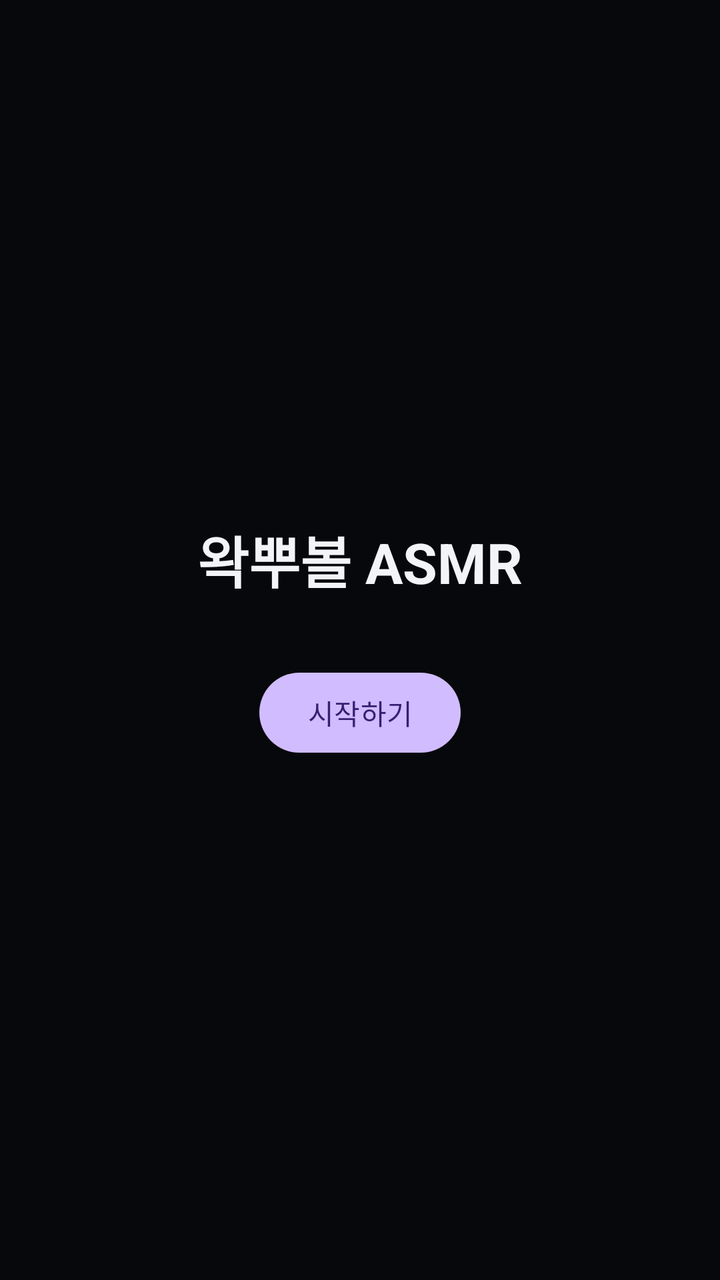
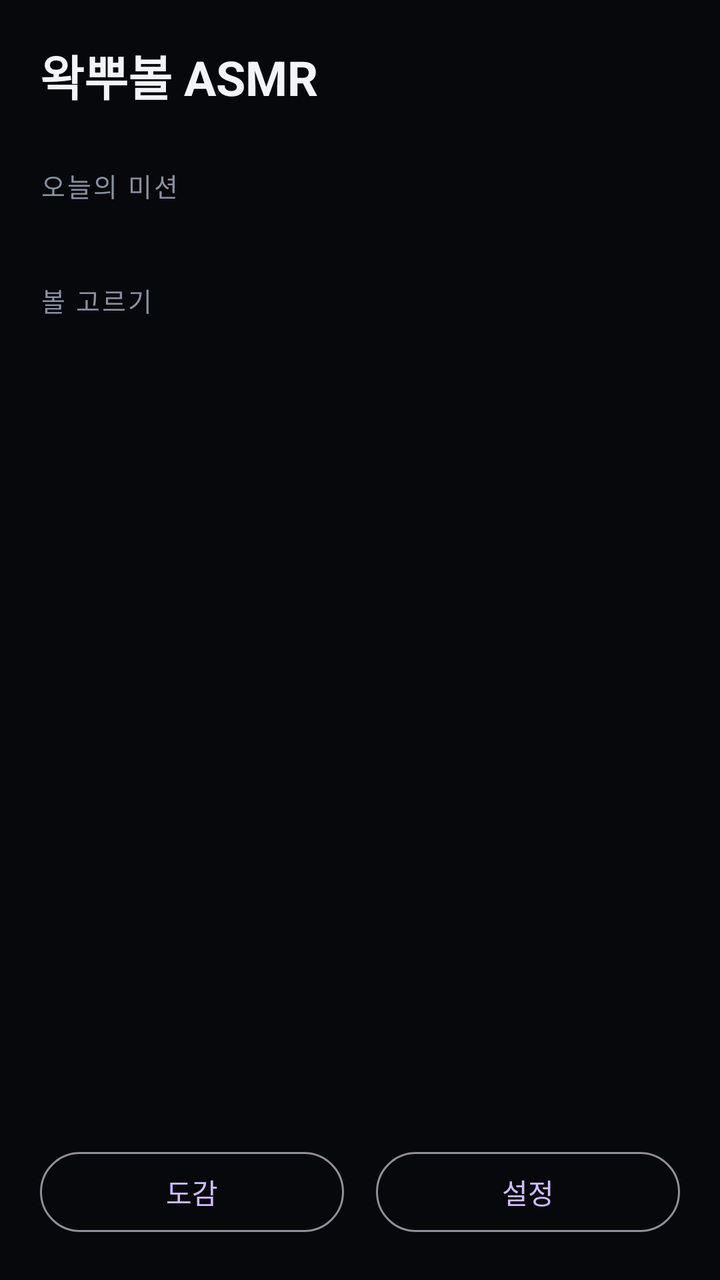

Compare the two renders of this Android layout. The source of the first and the diff that turns it into the second are given below.
<!-- AndroidManifest.xml: application theme Theme.WaxBall -->
<!-- res/layout/activity_home.xml -->
<?xml version="1.0" encoding="utf-8"?>
<LinearLayout xmlns:android="http://schemas.android.com/apk/res/android"
    android:layout_width="match_parent"
    android:layout_height="match_parent"
    android:background="@color/surface"
    android:gravity="center"
    android:orientation="vertical"
    android:padding="24dp">

    <TextView
        android:layout_width="wrap_content"
        android:layout_height="wrap_content"
        android:text="@string/app_name"
        android:textColor="@color/text_primary"
        android:textSize="28sp"
        android:textStyle="bold" />

    <Button
        android:id="@+id/playButton"
        android:layout_width="wrap_content"
        android:layout_height="wrap_content"
        android:layout_marginTop="32dp"
        android:text="@string/play" />
</LinearLayout>
<!-- resources referenced by this layout -->
<resources>
  <color name="surface">#07080B</color>
  <color name="text_primary">#F2F4F8</color>
  <string name="app_name">왁뿌볼 ASMR</string>
  <string name="play">시작하기</string>
  <style name="Theme.WaxBall" parent="Theme.Material3.Dark.NoActionBar">
          <item name="android:statusBarColor">@color/surface</item>
          <item name="android:navigationBarColor">@color/surface</item>
          <item name="android:windowBackground">@color/surface</item>
      </style>
</resources>

<!-- the commit's change to res/layout/activity_home.xml (unified diff, before → after) -->
@@ -1,24 +1,107 @@
 <?xml version="1.0" encoding="utf-8"?>
-<LinearLayout xmlns:android="http://schemas.android.com/apk/res/android"
+<ScrollView xmlns:android="http://schemas.android.com/apk/res/android"
     android:layout_width="match_parent"
     android:layout_height="match_parent"
     android:background="@color/surface"
-    android:gravity="center"
-    android:orientation="vertical"
-    android:padding="24dp">
+    android:fillViewport="true">
 
-    <TextView
-        android:layout_width="wrap_content"
+    <LinearLayout
+        android:layout_width="match_parent"
         android:layout_height="wrap_content"
-        android:text="@string/app_name"
-        android:textColor="@color/text_primary"
-        android:textSize="28sp"
-        android:textStyle="bold" />
+        android:orientation="vertical"
+        android:padding="20dp">
 
-    <Button
-        android:id="@+id/playButton"
-        android:layout_width="wrap_content"
-        android:layout_height="wrap_content"
-        android:layout_marginTop="32dp"
-        android:text="@string/play" />
-</LinearLayout>
+        <LinearLayout
+            android:layout_width="match_parent"
+            android:layout_height="wrap_content"
+            android:gravity="center_vertical"
+            android:orientation="horizontal">
+
+            <TextView
+                android:layout_width="0dp"
+                android:layout_height="wrap_content"
+                android:layout_weight="1"
+                android:text="@string/app_name"
+                android:textColor="@color/text_primary"
+                android:textSize="24sp"
+                android:textStyle="bold" />
+
+            <TextView
+                android:id="@+id/coinLabel"
+                android:layout_width="wrap_content"
+                android:layout_height="wrap_content"
+                android:textColor="@color/accent_warm"
+                android:textSize="16sp"
+                android:textStyle="bold" />
+        </LinearLayout>
+
+        <TextView
+            android:layout_width="wrap_content"
+            android:layout_height="wrap_content"
+            android:layout_marginTop="28dp"
+            android:text="@string/home_missions"
+            android:textColor="@color/text_muted"
+            android:textSize="13sp"
+            android:letterSpacing="0.08" />
+
+        <LinearLayout
+            android:id="@+id/missionList"
+            android:layout_width="match_parent"
+            android:layout_height="wrap_content"
+            android:layout_marginTop="10dp"
+            android:orientation="vertical" />
+
+        <TextView
+            android:layout_width="wrap_content"
+            android:layout_height="wrap_content"
+            android:layout_marginTop="28dp"
+            android:text="@string/home_balls"
+            android:textColor="@color/text_muted"
+            android:textSize="13sp"
+            android:letterSpacing="0.08" />
+
+        <HorizontalScrollView
+            android:layout_width="match_parent"
+            android:layout_height="wrap_content"
+            android:layout_marginTop="10dp"
+            android:scrollbars="none">
+
+            <LinearLayout
+                android:id="@+id/ballList"
+                android:layout_width="wrap_content"
+                android:layout_height="wrap_content"
+                android:orientation="horizontal" />
+        </HorizontalScrollView>
+
+        <View
+            android:layout_width="match_parent"
+            android:layout_height="0dp"
+            android:layout_weight="1"
+            android:minHeight="24dp" />
+
+        <LinearLayout
+            android:layout_width="match_parent"
+            android:layout_height="wrap_content"
+            android:layout_marginTop="24dp"
+            android:orientation="horizontal">
+
+            <Button
+                android:id="@+id/collectionButton"
+                style="@style/Widget.Material3.Button.OutlinedButton"
+                android:layout_width="0dp"
+                android:layout_height="wrap_content"
+                android:layout_marginEnd="8dp"
+                android:layout_weight="1"
+                android:text="@string/home_collection" />
+
+            <Button
+                android:id="@+id/settingsButton"
+                style="@style/Widget.Material3.Button.OutlinedButton"
+                android:layout_width="0dp"
+                android:layout_height="wrap_content"
+                android:layout_marginStart="8dp"
+                android:layout_weight="1"
+                android:text="@string/home_settings" />
+        </LinearLayout>
+    </LinearLayout>
+</ScrollView>
<!-- resource entries referenced after the edit -->
@@ -1,9 +1,14 @@
 <!-- resources referenced by this layout -->
 <resources>
+  <color name="accent_warm">#FFC533</color>
   <color name="surface">#07080B</color>
+  <color name="text_muted">#8A90A0</color>
   <color name="text_primary">#F2F4F8</color>
   <string name="app_name">왁뿌볼 ASMR</string>
-  <string name="play">시작하기</string>
+  <string name="home_balls">볼 고르기</string>
+  <string name="home_collection">도감</string>
+  <string name="home_missions">오늘의 미션</string>
+  <string name="home_settings">설정</string>
   <style name="Theme.WaxBall" parent="Theme.Material3.Dark.NoActionBar">
           <item name="android:statusBarColor">@color/surface</item>
           <item name="android:navigationBarColor">@color/surface</item>
